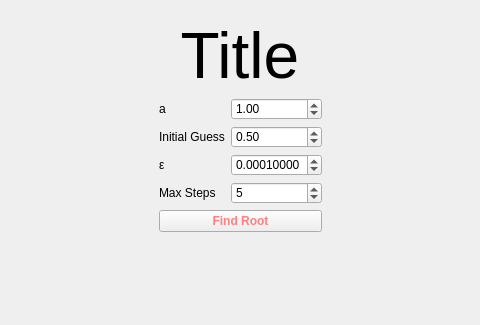
The window that views/shared/sharedmethodpagewidget.ui (talDoFlemis/bentomark) describes before a commit, drawn with Qt 5; both pictures show x 179 to 659 and y 0 to 325 of the 838 by 583 pixel window.
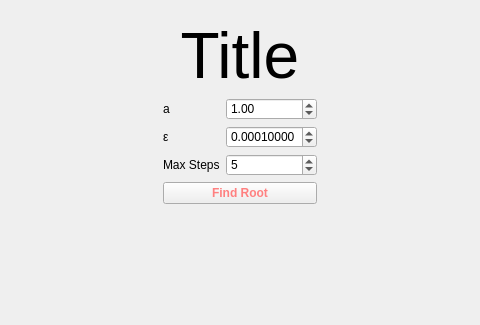
The same window after the commit.

Commit message: InitialGuess Removido da GUI

```diff
--- a/views/shared/sharedmethodpagewidget.ui
+++ b/views/shared/sharedmethodpagewidget.ui
@@ -225,36 +225,13 @@
               </widget>
              </item>
              <item row="1" column="0">
-              <widget class="QLabel" name="label_8">
-               <property name="text">
-                <string>Initial Guess</string>
-               </property>
-              </widget>
-             </item>
-             <item row="1" column="1">
-              <widget class="QDoubleSpinBox" name="guessBox">
-               <property name="decimals">
-                <number>2</number>
-               </property>
-               <property name="minimum">
-                <double>-100.000000000000000</double>
-               </property>
-               <property name="maximum">
-                <double>100.000000000000000</double>
-               </property>
-               <property name="value">
-                <double>0.500000000000000</double>
-               </property>
-              </widget>
-             </item>
-             <item row="2" column="0">
               <widget class="QLabel" name="label_9">
                <property name="text">
                 <string>ε</string>
                </property>
               </widget>
              </item>
-             <item row="2" column="1">
+             <item row="1" column="1">
               <widget class="QDoubleSpinBox" name="epsilonBox">
                <property name="decimals">
                 <number>8</number>
@@ -267,20 +244,20 @@
                </property>
               </widget>
              </item>
-             <item row="3" column="0">
+             <item row="2" column="0">
               <widget class="QLabel" name="label_10">
                <property name="text">
                 <string>Max Steps</string>
                </property>
               </widget>
              </item>
-             <item row="3" column="1">
+             <item row="2" column="1">
               <widget class="QSpinBox" name="maxStepsBox">
                <property name="minimum">
                 <number>1</number>
                </property>
                <property name="maximum">
-                <number>20</number>
+                <number>10000</number>
                </property>
                <property name="value">
                 <number>5</number>
```
The commit also changes 9 other files.
